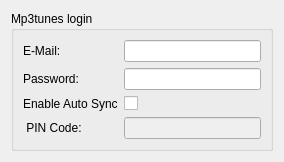
KDE/amarok, file src/browsers/servicebrowser/mp3tunes/Mp3tunesConfigWidget.ui: the form before one commit.
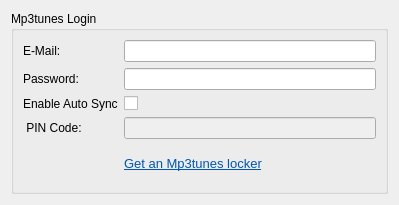
The form after the commit.

Commit message: - HIG title guideline for Mp3tunes config dialog - Add link to registration

```diff
--- a/src/browsers/servicebrowser/mp3tunes/Mp3tunesConfigWidget.ui
+++ b/src/browsers/servicebrowser/mp3tunes/Mp3tunesConfigWidget.ui
@@ -5,15 +5,15 @@
    <rect>
     <x>0</x>
     <y>0</y>
-    <width>284</width>
-    <height>154</height>
+    <width>399</width>
+    <height>205</height>
    </rect>
   </property>
   <layout class="QGridLayout" >
    <item row="0" column="0" >
     <widget class="QGroupBox" name="groupBox" >
      <property name="title" >
-      <string>Mp3tunes login</string>
+      <string>Mp3tunes Login</string>
      </property>
      <layout class="QGridLayout" >
       <item row="0" column="0" >
@@ -73,6 +73,26 @@
         </property>
        </widget>
       </item>
+      <item row="4" column="1" >
+       <widget class="QLabel" name="label_5" >
+        <property name="sizePolicy" >
+         <sizepolicy vsizetype="Preferred" hsizetype="Expanding" >
+          <horstretch>0</horstretch>
+          <verstretch>0</verstretch>
+         </sizepolicy>
+        </property>
+        <property name="text" >
+         <string>&lt;!DOCTYPE HTML PUBLIC "-//W3C//DTD HTML 4.0//EN" "http://www.w3.org/TR/REC-html40/strict.dtd">
+&lt;html>&lt;head>&lt;meta name="qrichtext" content="1" />&lt;style type="text/css">
+p, li { white-space: pre-wrap; }
+&lt;/style>&lt;/head>&lt;body style=" font-family:'DejaVu Sans'; font-size:10pt; font-weight:400; font-style:normal;">
+&lt;p style=" margin-top:0px; margin-bottom:0px; margin-left:0px; margin-right:0px; -qt-block-indent:0; text-indent:0px;">&lt;a href="https://shop.mp3tunes.com/myaccount/registration/">&lt;span style=" text-decoration: underline; color:#0057ae;">Get an Mp3tunes locker&lt;/span>&lt;/a>&lt;/p>&lt;/body>&lt;/html></string>
+        </property>
+        <property name="textFormat" >
+         <enum>Qt::RichText</enum>
+        </property>
+       </widget>
+      </item>
      </layout>
      <zorder>label</zorder>
      <zorder>emailEdit</zorder>
```
Left out of the diff: 8 changed lines with no effect on the pictures.
